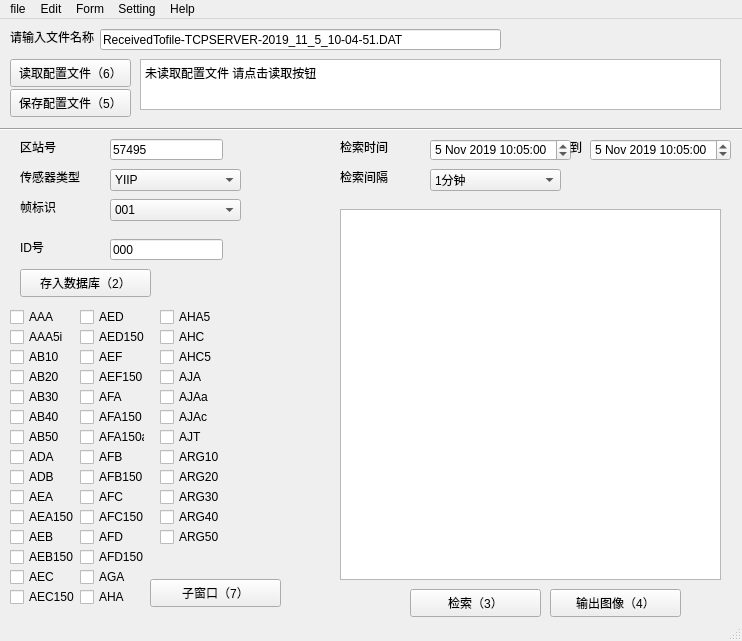
Old version of the form untitled.ui in the repository Gzk738/HUAYUN-visualization.
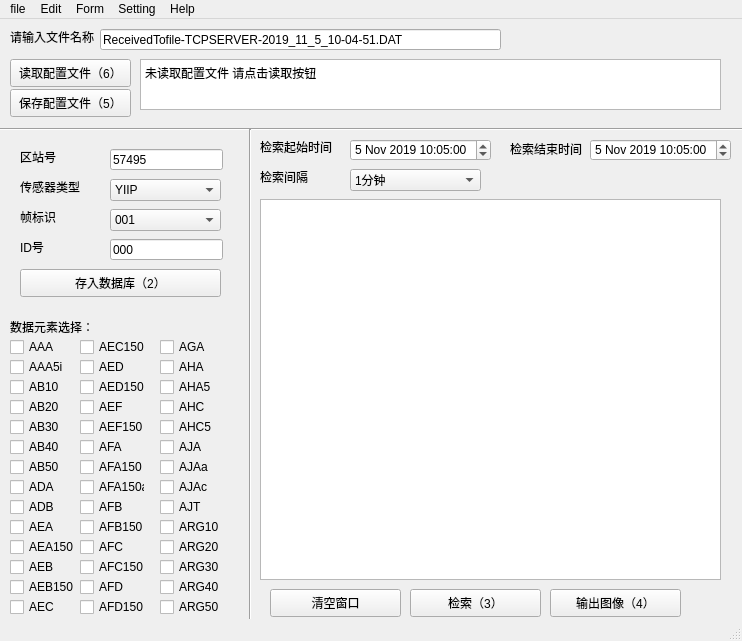
New version of the form.

Commit message: 增加清空屏幕按钮，调整一下界面UI

What changed in the file:
```diff
--- a/untitled.ui
+++ b/untitled.ui
@@ -18,7 +18,7 @@
     <property name="geometry">
      <rect>
       <x>110</x>
-      <y>120</y>
+      <y>130</y>
       <width>113</width>
       <height>21</height>
      </rect>
@@ -50,22 +50,22 @@
    <widget class="QLabel" name="label_3">
     <property name="geometry">
      <rect>
-      <x>340</x>
+      <x>260</x>
       <y>120</y>
       <width>72</width>
       <height>15</height>
      </rect>
     </property>
     <property name="text">
-     <string>检索时间</string>
+     <string>检索起始时间</string>
     </property>
    </widget>
    <widget class="QComboBox" name="comboBox">
     <property name="geometry">
      <rect>
       <x>110</x>
-      <y>150</y>
-      <width>131</width>
+      <y>160</y>
+      <width>111</width>
       <height>22</height>
      </rect>
     </property>
@@ -103,7 +103,7 @@
      <rect>
       <x>20</x>
       <y>250</y>
-      <width>131</width>
+      <width>201</width>
       <height>28</height>
      </rect>
     </property>
@@ -115,7 +115,7 @@
     <property name="geometry">
      <rect>
       <x>20</x>
-      <y>120</y>
+      <y>130</y>
       <width>72</width>
       <height>16</height>
      </rect>
@@ -127,7 +127,7 @@
    <widget class="QDateTimeEdit" name="dateTimeEdit">
     <property name="geometry">
      <rect>
-      <x>430</x>
+      <x>350</x>
       <y>120</y>
       <width>141</width>
       <height>22</height>
@@ -161,7 +161,7 @@
     <property name="geometry">
      <rect>
       <x>20</x>
-      <y>150</y>
+      <y>160</y>
       <width>81</width>
       <height>16</height>
      </rect>
@@ -212,10 +212,10 @@
    <widget class="QTextEdit" name="textEdit_2">
     <property name="geometry">
      <rect>
-      <x>340</x>
-      <y>190</y>
-      <width>381</width>
-      <height>371</height>
+      <x>260</x>
+      <y>180</y>
+      <width>461</width>
+      <height>381</height>
      </rect>
     </property>
    </widget>
@@ -223,7 +223,7 @@
     <property name="geometry">
      <rect>
       <x>20</x>
-      <y>180</y>
+      <y>190</y>
       <width>81</width>
       <height>16</height>
      </rect>
@@ -236,8 +236,8 @@
     <property name="geometry">
      <rect>
       <x>110</x>
-      <y>180</y>
-      <width>131</width>
+      <y>190</y>
+      <width>111</width>
       <height>22</height>
      </rect>
     </property>
@@ -260,20 +260,20 @@
    <widget class="QLabel" name="label_9">
     <property name="geometry">
      <rect>
-      <x>570</x>
+      <x>510</x>
       <y>120</y>
-      <width>21</width>
-      <height>16</height>
+      <width>81</width>
+      <height>20</height>
      </rect>
     </property>
     <property name="text">
-     <string>到</string>
+     <string>检索结束时间</string>
     </property>
    </widget>
    <widget class="QLabel" name="label_10">
     <property name="geometry">
      <rect>
-      <x>340</x>
+      <x>260</x>
       <y>150</y>
       <width>72</width>
       <height>15</height>
@@ -286,7 +286,7 @@
    <widget class="QComboBox" name="comboBox_3">
     <property name="geometry">
      <rect>
-      <x>430</x>
+      <x>350</x>
       <y>150</y>
       <width>131</width>
       <height>22</height>
@@ -386,7 +386,7 @@
     <property name="geometry">
      <rect>
       <x>10</x>
-      <y>290</y>
+      <y>320</y>
       <width>65</width>
       <height>16</height>
      </rect>
@@ -399,7 +399,7 @@
     <property name="geometry">
      <rect>
       <x>10</x>
-      <y>310</y>
+      <y>340</y>
       <width>65</width>
       <height>16</height>
      </rect>
@@ -412,7 +412,7 @@
     <property name="geometry">
      <rect>
       <x>10</x>
-      <y>330</y>
+      <y>360</y>
       <width>65</width>
       <height>16</height>
      </rect>
@@ -425,7 +425,7 @@
     <property name="geometry">
      <rect>
       <x>10</x>
-      <y>350</y>
+      <y>380</y>
       <width>65</width>
       <height>16</height>
      </rect>
@@ -438,7 +438,7 @@
     <property name="geometry">
      <rect>
       <x>10</x>
-      <y>370</y>
+      <y>400</y>
       <width>65</width>
       <height>16</height>
      </rect>
@@ -451,7 +451,7 @@
     <property name="geometry">
      <rect>
       <x>10</x>
-      <y>390</y>
+      <y>420</y>
       <width>65</width>
       <height>16</height>
      </rect>
@@ -464,7 +464,7 @@
     <property name="geometry">
      <rect>
       <x>10</x>
-      <y>410</y>
+      <y>440</y>
       <width>65</width>
       <height>16</height>
      </rect>
@@ -477,7 +477,7 @@
     <property name="geometry">
      <rect>
       <x>10</x>
-      <y>430</y>
+      <y>460</y>
       <width>65</width>
       <height>16</height>
      </rect>
@@ -490,7 +490,7 @@
     <property name="geometry">
      <rect>
       <x>10</x>
-      <y>450</y>
+      <y>480</y>
       <width>65</width>
       <height>16</height>
      </rect>
@@ -503,7 +503,7 @@
     <property name="geometry">
      <rect>
       <x>10</x>
-      <y>470</y>
+      <y>500</y>
       <width>65</width>
       <height>16</height>
      </rect>
@@ -516,7 +516,7 @@
     <property name="geometry">
      <rect>
       <x>10</x>
-      <y>490</y>
+      <y>520</y>
       <width>65</width>
       <height>16</height>
      </rect>
@@ -529,7 +529,7 @@
     <property name="geometry">
      <rect>
       <x>10</x>
-      <y>510</y>
+      <y>540</y>
       <width>65</width>
       <height>16</height>
      </rect>
@@ -542,7 +542,7 @@
     <property name="geometry">
      <rect>
       <x>10</x>
-      <y>530</y>
+      <y>560</y>
       <width>65</width>
       <height>16</height>
      </rect>
@@ -555,7 +555,7 @@
     <property name="geometry">
      <rect>
       <x>10</x>
-      <y>550</y>
+      <y>580</y>
       <width>65</width>
       <height>16</height>
      </rect>
@@ -567,8 +567,8 @@
    <widget class="QCheckBox" name="checkBox_15">
     <property name="geometry">
      <rect>
-      <x>10</x>
-      <y>570</y>
+      <x>80</x>
+      <y>320</y>
       <width>65</width>
       <height>16</height>
      </rect>
@@ -581,7 +581,7 @@
     <property name="geometry">
      <rect>
       <x>80</x>
-      <y>290</y>
+      <y>340</y>
       <width>65</width>
       <height>16</height>
      </rect>
@@ -594,7 +594,7 @@
     <property name="geometry">
      <rect>
       <x>80</x>
-      <y>310</y>
+      <y>360</y>
       <width>65</width>
       <height>16</height>
      </rect>
@@ -607,7 +607,7 @@
     <property name="geometry">
      <rect>
       <x>80</x>
-      <y>330</y>
+      <y>380</y>
       <width>65</width>
       <height>16</height>
      </rect>
@@ -620,7 +620,7 @@
     <property name="geometry">
      <rect>
       <x>80</x>
-      <y>350</y>
+      <y>400</y>
       <width>65</width>
       <height>16</height>
      </rect>
@@ -633,7 +633,7 @@
     <property name="geometry">
      <rect>
       <x>80</x>
-      <y>370</y>
+      <y>420</y>
       <width>65</width>
       <height>16</height>
      </rect>
@@ -646,7 +646,7 @@
     <property name="geometry">
      <rect>
       <x>80</x>
-      <y>390</y>
+      <y>440</y>
       <width>65</width>
       <height>16</height>
      </rect>
@@ -659,7 +659,7 @@
     <property name="geometry">
      <rect>
       <x>80</x>
-      <y>410</y>
+      <y>460</y>
       <width>65</width>
       <height>16</height>
      </rect>
@@ -672,7 +672,7 @@
     <property name="geometry">
      <rect>
       <x>80</x>
-      <y>430</y>
+      <y>480</y>
       <width>65</width>
       <height>16</height>
      </rect>
@@ -685,7 +685,7 @@
     <property name="geometry">
      <rect>
       <x>80</x>
-      <y>450</y>
+      <y>500</y>
       <width>65</width>
       <height>16</height>
      </rect>
@@ -698,7 +698,7 @@
     <property name="geometry">
      <rect>
       <x>80</x>
-      <y>470</y>
+      <y>520</y>
       <width>65</width>
       <height>16</height>
      </rect>
@@ -711,7 +711,7 @@
     <property name="geometry">
      <rect>
       <x>80</x>
-      <y>490</y>
+      <y>540</y>
       <width>65</width>
       <height>16</height>
      </rect>
@@ -724,7 +724,7 @@
     <property name="geometry">
      <rect>
       <x>80</x>
-      <y>510</y>
+      <y>560</y>
       <width>65</width>
       <height>16</height>
      </rect>
@@ -737,7 +737,7 @@
     <property name="geometry">
      <rect>
       <x>80</x>
-      <y>530</y>
+      <y>580</y>
       <width>65</width>
       <height>16</height>
      </rect>
@@ -749,8 +749,8 @@
    <widget class="QCheckBox" name="checkBox_29">
     <property name="geometry">
      <rect>
-      <x>80</x>
-      <y>550</y>
+      <x>160</x>
+      <y>320</y>
       <width>65</width>
       <height>16</height>
      </rect>
@@ -762,8 +762,8 @@
    <widget class="QCheckBox" name="checkBox_30">
     <property name="geometry">
      <rect>
-      <x>80</x>
-      <y>570</y>
+      <x>160</x>
+      <y>340</y>
       <width>65</width>
       <height>16</height>
      </rect>
@@ -776,7 +776,7 @@
     <property name="geometry">
      <rect>
       <x>160</x>
-      <y>290</y>
+      <y>360</y>
       <width>65</width>
       <height>16</height>
      </rect>
@@ -789,7 +789,7 @@
     <property name="geometry">
      <rect>
       <x>160</x>
-      <y>310</y>
+      <y>380</y>
       <width>65</width>
       <height>16</height>
      </rect>
@@ -802,7 +802,7 @@
     <property name="geometry">
      <rect>
       <x>160</x>
-      <y>330</y>
+      <y>400</y>
       <width>65</width>
       <height>16</height>
      </rect>
@@ -815,7 +815,7 @@
     <property name="geometry">
      <rect>
       <x>160</x>
-      <y>350</y>
+      <y>420</y>
       <width>65</width>
       <height>16</height>
      </rect>
@@ -828,7 +828,7 @@
     <property name="geometry">
      <rect>
       <x>160</x>
-      <y>370</y>
+      <y>440</y>
       <width>65</width>
       <height>16</height>
      </rect>
@@ -841,7 +841,7 @@
     <property name="geometry">
      <rect>
       <x>160</x>
-      <y>390</y>
+      <y>460</y>
       <width>65</width>
       <height>16</height>
      </rect>
@@ -854,7 +854,7 @@
     <property name="geometry">
      <rect>
       <x>160</x>
-      <y>410</y>
+      <y>480</y>
       <width>65</width>
       <height>16</height>
      </rect>
@@ -867,7 +867,7 @@
     <property name="geometry">
      <rect>
       <x>160</x>
-      <y>430</y>
+      <y>500</y>
       <width>65</width>
       <height>16</height>
      </rect>
@@ -880,7 +880,7 @@
     <property name="geometry">
      <rect>
       <x>160</x>
-      <y>450</y>
+      <y>520</y>
       <width>65</width>
       <height>16</height>
      </rect>
@@ -893,7 +893,7 @@
     <property name="geometry">
      <rect>
       <x>160</x>
-      <y>470</y>
+      <y>540</y>
       <width>65</width>
       <height>16</height>
      </rect>
@@ -906,7 +906,7 @@
     <property name="geometry">
      <rect>
       <x>160</x>
-      <y>490</y>
+      <y>560</y>
       <width>65</width>
       <height>16</height>
      </rect>
@@ -919,7 +919,7 @@
     <property name="geometry">
      <rect>
       <x>160</x>
-      <y>510</y>
+      <y>580</y>
       <width>65</width>
       <height>16</height>
      </rect>
@@ -931,14 +931,40 @@
    <widget class="QPushButton" name="pushButton_7">
     <property name="geometry">
      <rect>
-      <x>150</x>
-      <y>560</y>
+      <x>270</x>
+      <y>570</y>
       <width>131</width>
       <height>28</height>
      </rect>
     </property>
     <property name="text">
-     <string>子窗口（7）</string>
+     <string>清空窗口</string>
+    </property>
+   </widget>
+   <widget class="Line" name="line_2">
+    <property name="geometry">
+     <rect>
+      <x>240</x>
+      <y>110</y>
+      <width>20</width>
+      <height>551</height>
+     </rect>
+    </property>
+    <property name="orientation">
+     <enum>Qt::Vertical</enum>
+    </property>
+   </widget>
+   <widget class="QLabel" name="label_6">
+    <property name="geometry">
+     <rect>
+      <x>10</x>
+      <y>300</y>
+      <width>151</width>
+      <height>16</height>
+     </rect>
+    </property>
+    <property name="text">
+     <string>数据元素选择：</string>
     </property>
    </widget>
   </widget>
```
The commit also changes 3 other files.
